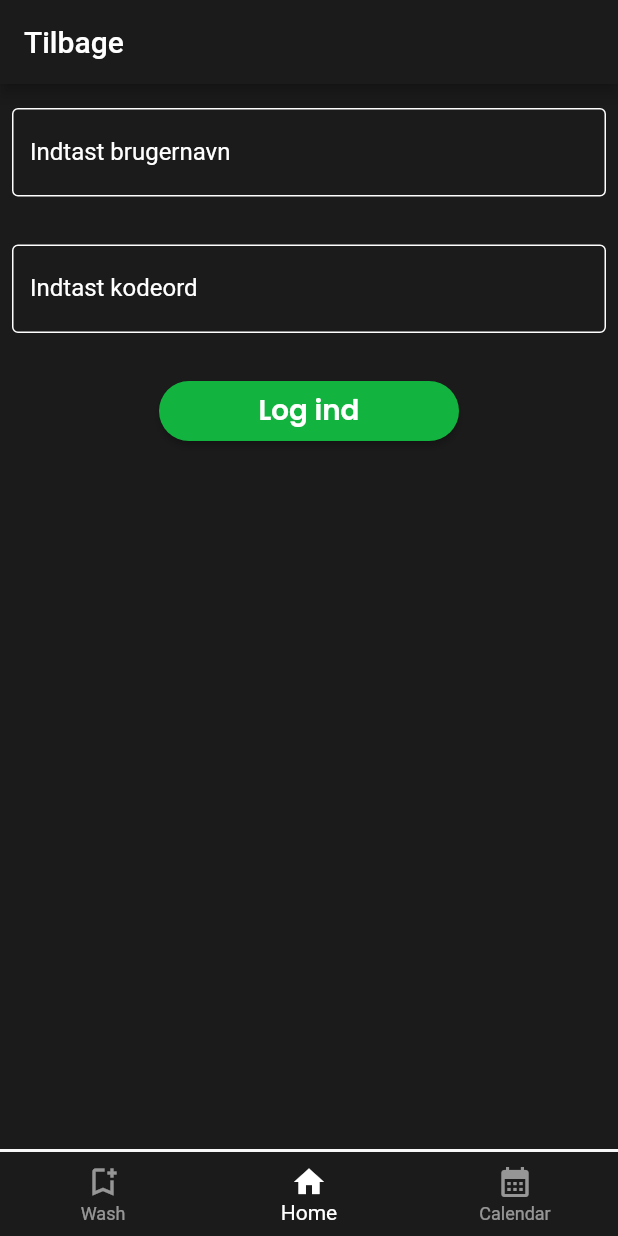
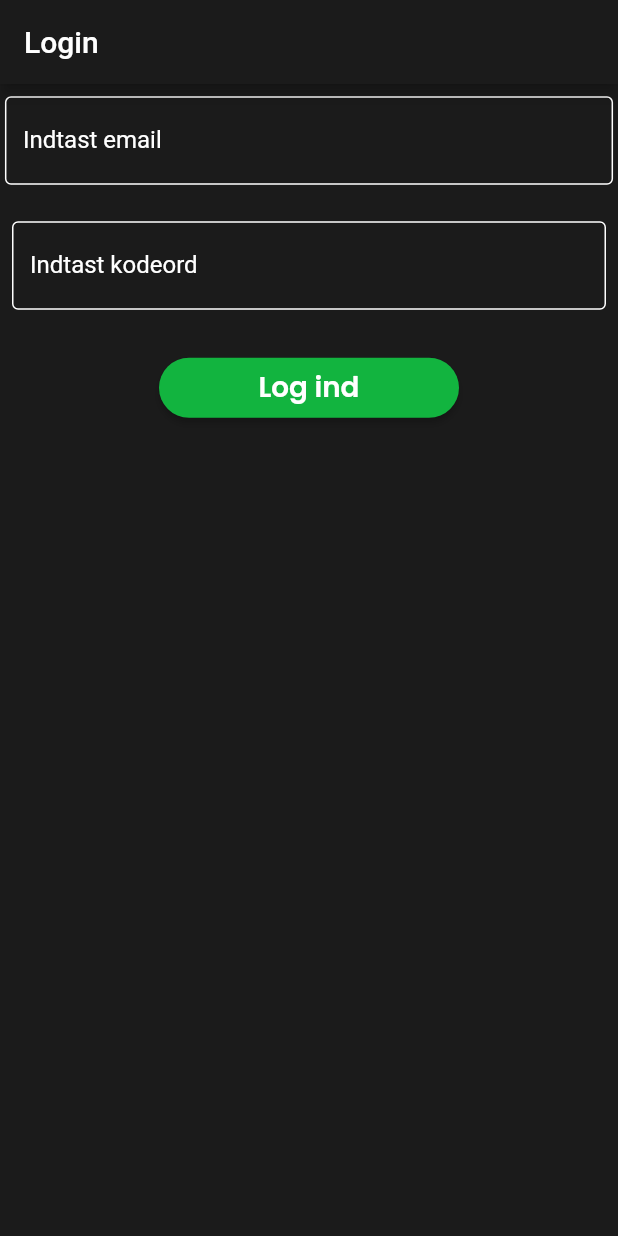
Before and after one commit to MartinBruun/P6, a Flutter app: the screen it shows after launch, on a phone screen of 412 x 824 dp. Run offline on Flutter 3.47's test engine with Material 2 defaults, Android fonts, the phone set to English and light mode, and no system bars; our stand-ins replace cached_network_image, connectivity_plus, dio, equatable, flutter_screenutil, flutter_svg and 1 more; missing offline and left inert: connectivity_plus_web, location_web; project files that could hold a hidden picture were left out.

Commit message:
set up sign in at start

```diff
--- a/washee_app/lib/core/pages/home_screen.dart
+++ b/washee_app/lib/core/pages/home_screen.dart
@@ -1,11 +1,14 @@
 import 'package:flutter/material.dart';
+import 'package:washee/core/account/user.dart';
+import 'package:washee/core/pages/washee_screen.dart';
 import 'package:washee/features/sign_in/presentation/pages/sign_in_screen.dart';
 import 'package:washee/features/unlock/presentation/pages/wash_screen.dart';
 import 'package:washee/features/booking/presentation/pages/calendar_screen.dart';
 
-import 'package:dio/dio.dart'; // ONLY FOR TESTING! SHOULD BE REMOVED BEFORE MERGE TO MASTER!
-import 'package:washee/features/booking/data/models/booking_model.dart'; // ONLY FOR TESTING! SHOULD BE REMOVED BEFORE MERGE TO MASTER!
-import 'package:washee/features/booking/data/datasources/book_remote.dart'; // ONLY FOR TESTING! SHOULD BE REMOVED BEFORE MERGE TO MASTER!
+//TODO: remove this before merging
+// import 'package:dio/dio.dart'; // ONLY FOR TESTING! SHOULD BE REMOVED BEFORE MERGE TO MASTER!
+// import 'package:washee/features/booking/data/models/booking_model.dart'; // ONLY FOR TESTING! SHOULD BE REMOVED BEFORE MERGE TO MASTER!
+// import 'package:washee/features/booking/data/datasources/book_remote.dart'; // ONLY FOR TESTING! SHOULD BE REMOVED BEFORE MERGE TO MASTER!
 
 class HomeScreen extends StatefulWidget {
   static const routeName = "/home-screen";
@@ -23,19 +26,17 @@ class _HomeScreenState extends State<HomeScreen> {
 
   int _selectedPageIndex = 0;
 
+  ActiveUser user = ActiveUser();
+
   @override
   void initState() {
     _pages = [
       WashScreen(),
-      SignInScreen(),
+      WasheeScreen(),
       CalendarScreen(),
     ];
 
-    _selectedPageIndex = 1;
-
-    // _pages
-    //     .indexWhere((element) => element.toString() == widget.page.toString());
-    // print(widget.page.toString());
+      _selectedPageIndex = 1;
 
     super.initState();
   }
@@ -48,7 +49,9 @@ class _HomeScreenState extends State<HomeScreen> {
 
   @override
   Widget build(BuildContext context) {
-    return Scaffold(
+    return !user.loggedIn
+    ? SignInScreen(callback)
+    : Scaffold(
       body: _pages[_selectedPageIndex],
       bottomNavigationBar: Container(
         decoration: BoxDecoration(
@@ -80,4 +83,10 @@ class _HomeScreenState extends State<HomeScreen> {
       ),
     );
   }
+
+  void callback() {
+    setState(() {
+      this._selectedPageIndex = 1;
+    });
+  }
 }
--- a/washee_app/lib/features/sign_in/presentation/pages/sign_in_screen.dart
+++ b/washee_app/lib/features/sign_in/presentation/pages/sign_in_screen.dart
@@ -1,4 +1,7 @@
 import 'package:flutter/material.dart';
+import 'package:washee/core/account/account.dart';
+import 'package:washee/core/account/user.dart';
+import 'package:flutter_screenutil/flutter_screenutil.dart';
 import 'package:washee/core/presentation/themes/colors.dart';
 import 'package:washee/core/presentation/themes/dimens.dart';
 import 'package:washee/core/presentation/themes/themes.dart';
@@ -6,6 +9,10 @@ import 'package:washee/features/sign_in/domain/usecases/sign_in.dart';
 import 'package:washee/injection_container.dart';
 
 class SignInScreen extends StatefulWidget {
+  final Function callback;
+
+  SignInScreen(this.callback);
+
   @override
   State<SignInScreen> createState() => _SignInScreenState();
 }
@@ -15,34 +22,39 @@ class _SignInScreenState extends State<SignInScreen> {
     borderSide: BorderSide(color: Colors.white),
   );
 
-  final _usernameController = TextEditingController();
+  final _emailController = TextEditingController();
   final _passwordController = TextEditingController();
+  final GlobalKey<FormState> _formKey = GlobalKey<FormState>();
+
+  ActiveUser user = ActiveUser();
 
   @override
   void dispose() {
-    _usernameController.dispose();
+    _emailController.dispose();
     super.dispose();
   }
 
   @override
   Widget build(BuildContext context) {
     return Scaffold(
-      appBar: AppBar(title: Text('Tilbage')),
+      appBar: AppBar(title: Text('Login')),
       body: Container(
           alignment: Alignment.center,
           child: ListView(children: [
-            Column(
+            Form(
+              key: _formKey,
+              child: Column(
                 children: <Widget>[
                   Padding(
-                  padding: EdgeInsets.symmetric(horizontal: 8, vertical: 16),
+                    padding: EdgeInsets.symmetric(horizontal: 8.w, vertical: 16.h),
                     child: TextFormField(
-                    controller: _usernameController,
+                      controller: _emailController,
                       style: TextStyle(color: Colors.white),
                       cursorColor: Colors.white,
                       decoration: InputDecoration(
                         enabledBorder: _borderStyle,
                         focusedBorder: _borderStyle,
-                      labelText: 'Indtast brugernavn',
+                        labelText: 'Indtast email',
                         labelStyle: TextStyle(color: Colors.white),
                       ),
                     ),
@@ -50,6 +62,14 @@ class _SignInScreenState extends State<SignInScreen> {
                   Padding(
                       padding: EdgeInsets.symmetric(horizontal: 8, vertical: 16),
                       child: TextFormField(
+                        validator: (value) {
+                          if (value == "hello"){
+                            return "the password cannot be hello";
+                          }
+                        },
+                        onSaved: (value) {
+
+                        },
                         controller: _passwordController,
                         obscureText: true,
                         style: TextStyle(color: Colors.white),
@@ -77,24 +97,40 @@ class _SignInScreenState extends State<SignInScreen> {
                               shape: RoundedRectangleBorder(
                                   borderRadius: BorderRadius.circular(20))),
                           onPressed: () async {
+                            if (_formKey.currentState != null){
+                              var valid = _formKey.currentState!.validate();
+                              if (!valid){ // show error prompt
+
+                              } else {
+                                _formKey.currentState!.save();
                                 try {
                                   var result = await sl<SignInUseCase>().call(
                                       SignInParams(
-                                    email: _usernameController.text,
+                                          email: _emailController.text,
                                           password: _passwordController.text));
 
                                   if (result) {
                                     // navigate
+                                    // TODO: this is placeholder code
+                                    print("something went right!");
+
+                                    user.initUser(1, "email", "username", Account(id: 1, name: "name", balance: 123));
+                                    this.widget.callback();
+
                                   } else {
+                                    print("something went wrong");
                                     // let the user know that something went wrong
                                   }
                                 } on Exception catch (e) {
                                   print("DioError occured: " + e.toString());
                                 }
+                              }
+                            }
                           },
                         ),
                       ))
                 ],
+              ),
             )
           ])),
     );
--- a/washee_app/lib/injection_container.dart
+++ b/washee_app/lib/injection_container.dart
@@ -22,6 +22,7 @@ import 'package:washee/features/unlock/domain/usecases/unlock.dart';
 import 'core/network/network_info.dart';
 import 'features/booking/domain/repositories/book_repository.dart';
 
+// sl is short for service locater
 final GetIt sl = GetIt.instance;
 
 void initAll() {
```
Lines whose indentation alone changed are shown as unchanged.
